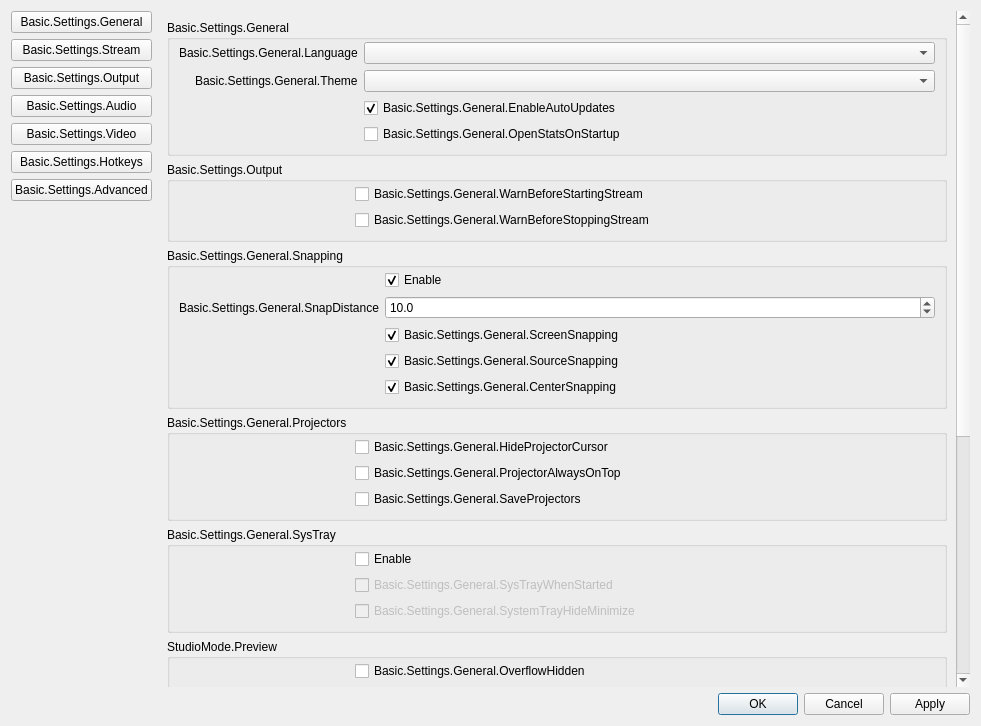
The window that vendor_skins/RemoteFilming/UI/forms/OBSBasicSettings.ui (CoSMoSoftware/OBS-studio-webrtc) describes before a commit, drawn with Qt 5.
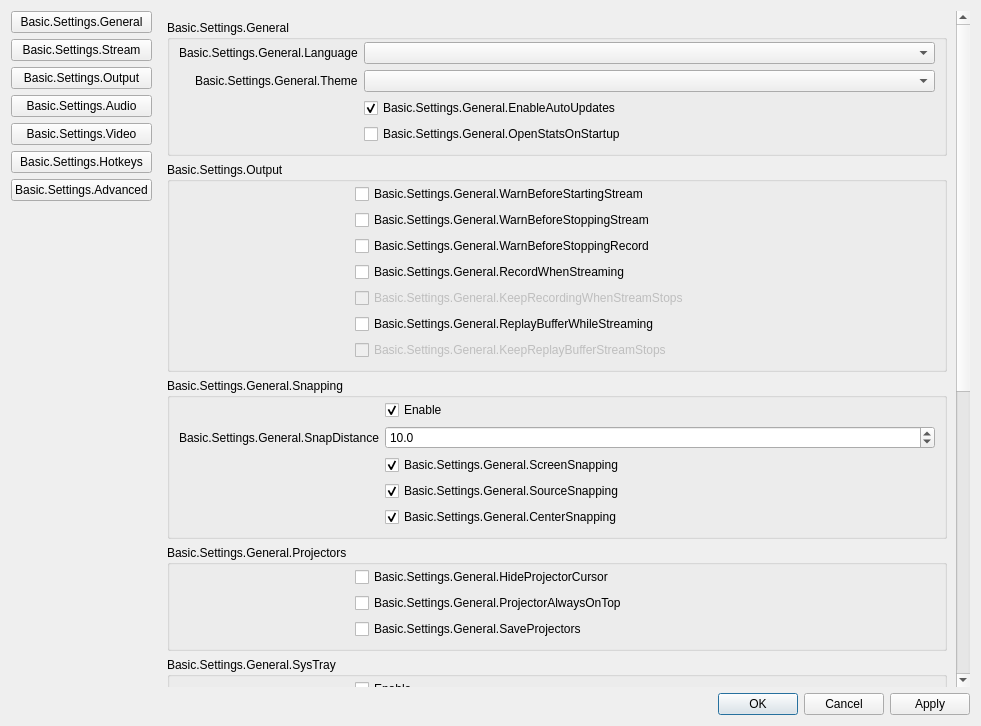
The same window after the commit. Icons and pictures are not drawn. Custom widgets are drawn as their Qt base class.

Patch:
```diff
--- a/vendor_skins/RemoteFilming/UI/forms/OBSBasicSettings.ui
+++ b/vendor_skins/RemoteFilming/UI/forms/OBSBasicSettings.ui
@@ -362,6 +362,47 @@
                      </property>
                     </widget>
                    </item>
+                   <item row="2" column="1">
+                    <widget class="QCheckBox" name="warnBeforeRecordStop">
+                     <property name="text">
+                      <string>Basic.Settings.General.WarnBeforeStoppingRecord</string>
+                     </property>
+                    </widget>
+                   </item>
+                   <item row="3" column="1">
+                    <widget class="QCheckBox" name="recordWhenStreaming">
+                     <property name="text">
+                      <string>Basic.Settings.General.RecordWhenStreaming</string>
+                     </property>
+                    </widget>
+                   </item>
+                   <item row="4" column="1">
+                    <widget class="QCheckBox" name="keepRecordStreamStops">
+                     <property name="enabled">
+                      <bool>false</bool>
+                     </property>
+                     <property name="text">
+                      <string>Basic.Settings.General.KeepRecordingWhenStreamStops</string>
+                     </property>
+                    </widget>
+                   </item>
+                   <item row="5" column="1">
+                    <widget class="QCheckBox" name="replayWhileStreaming">
+                     <property name="text">
+                      <string>Basic.Settings.General.ReplayBufferWhileStreaming</string>
+                     </property>
+                    </widget>
+                   </item>
+                   <item row="6" column="1">
+                    <widget class="QCheckBox" name="keepReplayStreamStops">
+                     <property name="enabled">
+                      <bool>false</bool>
+                     </property>
+                     <property name="text">
+                      <string>Basic.Settings.General.KeepReplayBufferStreamStops</string>
+                     </property>
+                    </widget>
+                   </item>
                   </layout>
                  </widget>
                 </item>
```
Left out of the diff: 74 changed lines with no effect on the pictures.
